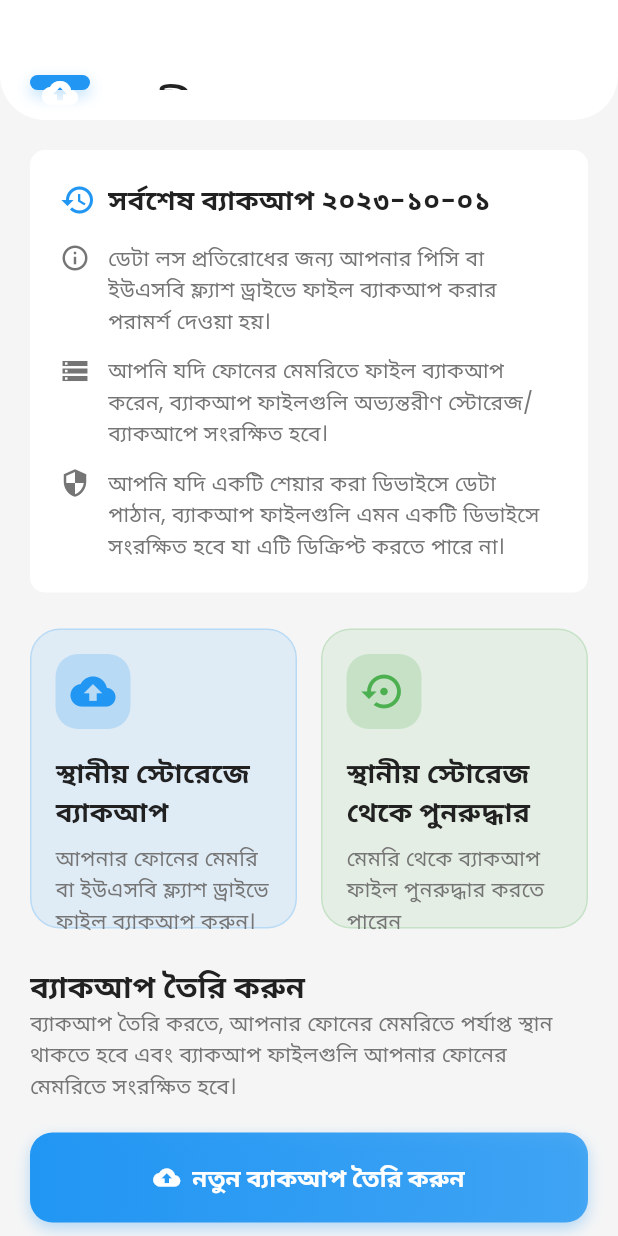
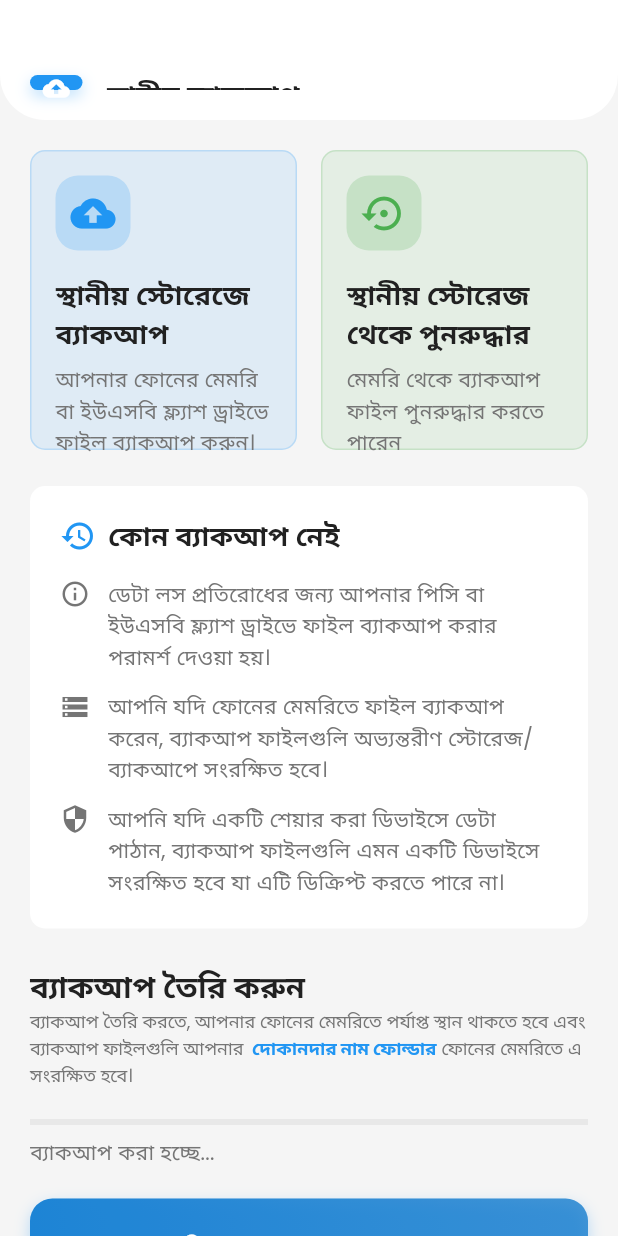
Before and after one commit to mdrakibulhaquesardar/Dokandar-Inventory-App, a Flutter app: the BackupDataView screen opened by its route, after a tap on "নতুন ব্যাকআপ তৈরি করুন", on a phone screen of 412 x 824 dp. Run offline on Flutter 3.47's test engine with Material 3 defaults, Android fonts, the light colour scheme and no system bars; our stand-ins replace fluttertoast, get, google_fonts, isar, permission_handler, persistent_bottom_nav_bar and 1 more; accounts and stored records are empty; generated files the repository leaves out were written again.

Commit message:
backup System Has been added

```diff
--- /dev/null
+++ b/lib/app/data/services/backup_service.dart
@@ -0,0 +1,218 @@
+import 'dart:convert';
+import 'dart:io';
+
+import 'package:get/get.dart';
+import 'package:isar/isar.dart';
+import 'package:path_provider/path_provider.dart';
+import 'package:permission_handler/permission_handler.dart';
+import 'package:flutter/foundation.dart' hide Category;
+
+import '../models/category.dart';
+import '../models/product.dart';
+import '../models/customer.dart';
+import '../models/sale.dart';
+import '../models/stock_history.dart';
+import '../models/user.dart';
+import '../models/store.dart';
+
+class BackupService extends GetxService {
+  late Isar isar;
+
+  Future<BackupService> init(Isar isarInstance) async {
+    isar = isarInstance;
+    return this;
+  }
+
+  //Request Storage Permission
+  Future<bool> requestStoragePermission() async {
+    if (Platform.isAndroid) {
+      // For Android 13 and above, we need to request photos and videos permission
+      if (await Permission.photos.status.isDenied) {
+        final status = await Permission.photos.request();
+        if (!status.isGranted) {
+          return false;
+        }
+      }
+
+      // For Android 10 and above, we need to request manage external storage
+      if (await Permission.manageExternalStorage.status.isDenied) {
+        final status = await Permission.manageExternalStorage.request();
+        if (!status.isGranted) {
+          return false;
+        }
+      }
+
+      // For older Android versions, request storage permission
+      if (await Permission.storage.status.isDenied) {
+        final status = await Permission.storage.request();
+        if (!status.isGranted) {
+          return false;
+        }
+      }
+    }
+    return true;
+  }
+
+  // Get or Create Custom Directory
+  Future<Directory?> getExportDirectory() async {
+    try {
+      final backupDir = Directory('/storage/emulated/0/Dokandar/Backup');
+
+      if (!await backupDir.exists()) {
+        await backupDir.create(recursive: true);
+      }
+
+      return backupDir;
+    } catch (e) {
+      print('Error creating backup directory: $e');
+      return null;
+    }
+  }
+
+  // Export JSON File to That Directory
+  Future<String> exportIsarToFile() async {
+    try {
+      final directory = await getExportDirectory();
+      final file = File('${directory?.path}/dokandar_backup.json');
+
+      // Get all data from collections
+      final products = await isar.products.where().findAll();
+      final customers = await isar.customers.where().findAll();
+      final sales = await isar.sales.where().findAll();
+      final stockHistory = await isar.stockHistorys.where().findAll();
+      final users = await isar.users.where().findAll();
+      final stores = await isar.stores.where().findAll();
+      final categories = await isar.categorys.where().findAll();
+
+      // Convert to JSON
+      final Map<String, dynamic> data = {
+        'products': products
+            .map((p) => {
+                  'id': p.id,
+                  'sku': p.sku,
+                  'name': p.name,
+                  'category': p.category,
+                  'stockQuantity': p.stockQuantity,
+                  'unitPrice': p.unitPrice,
+                  'buyingPrice': p.buyingPrice,
+                  'createdAt': p.createdAt.toIso8601String(),
+                  'updatedAt': p.updatedAt?.toIso8601String(),
+                  'isActive': p.isActive,
+                })
+            .toList(),
+        'customers': customers
+            .map((c) => {
+                  'id': c.id,
+                  'name': c.name,
+                  'phone': c.phone,
+                  'address': c.address,
+                  'createdAt': c.createdAt.toIso8601String(),
+                  'updatedAt': c.updatedAt?.toIso8601String(),
+                })
+            .toList(),
+        'sales': sales
+            .map((s) => {
+                  'id': s.id,
+                  'invoiceNumber': s.invoiceNumber,
+                  'customerId': s.customerId,
+                  'items': s.items
+                      .map((item) => {
+                            'productId': item.productId,
+                            'quantity': item.quantity,
+                            'unitPrice': item.unitPrice,
+                            'total': item.totalPrice,
+                          })
+                      .toList(),
+                  'totalAmount': s.totalAmount,
+                  'discount': s.discount,
+                  'paidAmount': s.paidAmount,
+                  'dueAmount': s.dueAmount,
+                  'saleDate': s.saleDate.toIso8601String(),
+                  'notes': s.notes,
+                  'isCompleted': s.isCompleted,
+                  'createdAt': s.createdAt?.toIso8601String(),
+                  'updatedAt': s.updatedAt?.toIso8601String(),
+                })
+            .toList(),
+        'stockHistory': stockHistory
+            .map((sh) => {
+                  'id': sh.id,
+                  'productId': sh.productId,
+                  'quantity': sh.quantity,
+                  'operation': sh.operation.index,
+                  'timestamp': sh.timestamp.toIso8601String(),
+                  'notes': sh.notes,
+                  'unitPrice': sh.unitPrice,
+                })
+            .toList(),
+        'users': users
+            .map((u) => {
+                  'id': u.id,
+                  'name': u.name,
+                  'email': u.email,
+                  'phone': u.phone,
+                  'password': u.password,
+                  'role': u.role,
+                  'createdAt': u.createdAt.toIso8601String(),
+                  'updatedAt': u.updatedAt?.toIso8601String(),
+                })
+            .toList(),
+        'stores': stores
+            .map((st) => {
+                  'id': st.id,
+                  'name': st.name,
+                  'address': st.address,
+                  'phone': st.phone,
+                  'email': st.email,
+                  'website': st.website,
+                  'logo': st.logo,
+                  'createdAt': st.createdAt.toIso8601String(),
+                  'updatedAt': st.updatedAt?.toIso8601String(),
+                })
+            .toList(),
+        'categories': categories
+            .map((cat) => {
+                  'id': cat.id,
+                  'name': cat.name,
+                  'description': cat.description,
+                  'createdAt': cat.createdAt.toIso8601String(),
+                  'updatedAt': cat.updatedAt?.toIso8601String(),
+                })
+            .toList(),
+      };
+
+      // Write to file
+      await file.writeAsString(jsonEncode(data));
+      return file.path;
+    } catch (e) {
+      debugPrint('Error exporting data: $e');
+      rethrow;
+    }
+  }
+
+  // Get backup file path
+  Future<String?> getBackupFilePath() async {
+    final exportDir = await getExportDirectory();
+    if (exportDir == null) return null;
+    return '${exportDir.path}/dokandar_backup.json';
+  }
+
+  // Check if backup exists
+  Future<bool> backupExists() async {
+    final filePath = await getBackupFilePath();
+    if (filePath == null) return false;
+    return await File(filePath).exists();
+  }
+
+  // Get last backup date
+  Future<DateTime?> getLastBackupDate() async {
+    final filePath = await getBackupFilePath();
+    if (filePath == null) return null;
+
+    final file = File(filePath);
+    if (await file.exists()) {
+      return await file.lastModified();
+    }
+    return null;
+  }
+}
--- a/lib/app/data/services/database_service.dart
+++ b/lib/app/data/services/database_service.dart
@@ -1,3 +1,6 @@
+import 'dart:convert';
+import 'dart:io';
+
 import 'package:get/get.dart';
 import 'package:isar/isar.dart';
 import 'package:path_provider/path_provider.dart';
@@ -9,16 +12,29 @@ import '../models/sale.dart';
 import '../models/stock_history.dart';
 import '../models/user.dart';
 import '../models/store.dart';
+import 'backup_service.dart';
 
 class DatabaseService extends GetxService {
   late Isar isar;
+  late BackupService backupService;
 
   Future<DatabaseService> init() async {
     final dir = await getApplicationDocumentsDirectory();
     isar = await Isar.open(
-      [ProductSchema, CustomerSchema, SaleSchema, StockHistorySchema, UserSchema, StoreSchema , CategorySchema],
+      [
+        ProductSchema,
+        CustomerSchema,
+        SaleSchema,
+        StockHistorySchema,
+        UserSchema,
+        StoreSchema,
+        CategorySchema
+      ],
       directory: dir.path,
     );
+
+    // Initialize backup service
+    backupService = await BackupService().init(isar);
     return this;
   }
 
@@ -58,16 +74,11 @@ class DatabaseService extends GetxService {
   }
 
   // get Low Stock Products
-
   Future<List<Product>> getLowStockProducts() async {
-    return await isar.products
-        .filter()
-        .stockQuantityLessThan(10)
-        .findAll();
+    return await isar.products.filter().stockQuantityLessThan(10).findAll();
   }
 
   // Get All Products
-
   Future<Product?> getProductById(int id) async {
     return await isar.products.get(id);
   }
@@ -112,9 +123,7 @@ class DatabaseService extends GetxService {
     return await isar.sales.where().findAll();
   }
 
-
   // get total sales all time
-
   Future<double> getTotalSales() async {
     final sales = await isar.sales.where().findAll();
     double total = 0;
@@ -124,9 +133,7 @@ class DatabaseService extends GetxService {
     return total;
   }
 
-
   // get sale only today
-
   Future<List<Sale>> getSalesToday() async {
     final today = DateTime.now();
     final startOfDay = DateTime(today.year, today.month, today.day);
@@ -172,7 +179,6 @@ Future<double> getTotalSalesToday() async {
   }
 
   //searchProducts
-
   Future<List<Product>> searchProducts(String query) async {
     return await isar.products
         .filter()
@@ -181,7 +187,6 @@ Future<double> getTotalSalesToday() async {
         .skuContains(query)
         .findAll();
   }
-
 
   // Stock History operations
   Future<List<StockHistory>> getStockHistory(int productId) async {
@@ -201,10 +206,10 @@ Future<double> getTotalSalesToday() async {
   Future<List<User>> getAllUsers() async {
     return await isar.users.where().findAll();
   }
+
   Future<User?> getUserById(int id) async {
     return await isar.users.get(id);
   }
-
 
   Future<void> deleteUser(int id) async {
     await isar.writeTxn(() async {
@@ -212,12 +217,11 @@ Future<double> getTotalSalesToday() async {
     });
   }
 
-
   //Category operations
-
   Future<List<Category>> getAllCategories() async {
     return await isar.categorys.where().findAll();
   }
+
   Future<Category?> getCategoryById(int id) async {
     return await isar.categorys.get(id);
   }
@@ -233,12 +237,4 @@ Future<double> getTotalSalesToday() async {
       await isar.categorys.delete(id);
     });
   }
-
-
-
-
-
-
-
-
 }
--- a/lib/app/modules/data_management/controllers/data_management_controller.dart
+++ b/lib/app/modules/data_management/controllers/data_management_controller.dart
@@ -1,60 +1,76 @@
-
-
+import 'package:dokandar_app_inventory/app/data/services/backup_service.dart';
 import 'package:dokandar_app_inventory/app/data/services/database_service.dart';
 import 'package:get/get.dart';
 
-
 class DataManagementController extends GetxController {
-  //TODO: Implement DataManagementController
-
-  DatabaseService databaseService = Get.find<DatabaseService>();
-
+  final DatabaseService databaseService = Get.find<DatabaseService>();
+  late final BackupService backupService;
 
   final backupProgress = 0.0.obs;
-  //backupStatus
   final backupStatus = ''.obs;
-
-  void startBackup() {
-    // Simulate a backup process
-    backupProgress.value = 0.0;
-    backupStatus.value = 'Backing up...';
-
-    // Simulate progress
-    for (int i = 1; i <= 100; i++) {
-      Future.delayed(Duration(milliseconds: i * 50), () {
-        backupProgress.value = i / 100;
-        if (i == 100) {
-          backupStatus.value = 'Backup completed!';
-        }
-      });
-    }
-  }
-
-
-
-
-
-
-
-
-
-
-
+  final isBackingUp = false.obs;
+  final lastBackupDate = ''.obs;
+  final isInitialized = false.obs;
 
   @override
   void onInit() {
     super.onInit();
+    _initializeServices();
   }
 
-  @override
-  void onReady() {
-    super.onReady();
+  Future<void> _initializeServices() async {
+    try {
+      backupService = await BackupService().init(databaseService.isar);
+      isInitialized.value = true;
+      await _loadLastBackupDate();
+      await backupService.requestStoragePermission();
+    } catch (e) {
+      print('Error initializing services: $e');
+      backupStatus.value = 'সেবা শুরু করতে ব্যর্থ: $e';
+    }
+  }
+
+  Future<void> _loadLastBackupDate() async {
+    try {
+      final lastBackup = await backupService.getLastBackupDate();
+      if (lastBackup != null) {
+        lastBackupDate.value =
+            '${lastBackup.year}-${lastBackup.month.toString().padLeft(2, '0')}-${lastBackup.day.toString().padLeft(2, '0')}';
+      } else {
+        lastBackupDate.value = '';
+      }
+    } catch (e) {
+      print('Error loading last backup date: $e');
+      lastBackupDate.value = '';
+    }
+  }
+
+  Future<void> startBackup() async {
+    if (isBackingUp.value || !isInitialized.value) return;
+
+    try {
+      isBackingUp.value = true;
+      backupProgress.value = 0.0;
+      backupStatus.value = 'ব্যাকআপ করা হচ্ছে...';
+
+      // Start actual backup
+      await backupService.exportIsarToFile();
+
+      // Update progress
+      backupProgress.value = 1.0;
+      backupStatus.value = 'ব্যাকআপ সফল হয়েছে!';
+
+      // Update last backup date
+      await _loadLastBackupDate();
+    } catch (e) {
+      backupStatus.value = 'ব্যাকআপ ব্যর্থ হয়েছে: $e';
+    } finally {
+      isBackingUp.value = false;
+    }
   }
 
   @override
   void onClose() {
     super.onClose();
   }
-
-
 }
--- a/lib/app/modules/data_management/views/backup_data_view.dart
+++ b/lib/app/modules/data_management/views/backup_data_view.dart
@@ -27,8 +27,8 @@ class BackupDataView extends GetView<DataManagementController> {
           child: Row(
             children: [
               Container(
-                width: 40,
-                height: 40,
+                width: 35,
+                height: 35,
                 decoration: BoxDecoration(
                   color: themeConfig.getPrimaryColor(isDarkMode),
                   borderRadius: BorderRadius.circular(12),
@@ -45,14 +45,14 @@ class BackupDataView extends GetView<DataManagementController> {
                 child: const Icon(
                   Icons.backup,
                   color: Colors.white,
-                  size: 24,
+                  size: 18,
                 ),
               ),
               const SizedBox(width: 16),
               Text(
                 'স্থানীয় ব্যাকআপ',
                 style: GoogleFonts.poppins(
-                  fontSize: 26,
+                  fontSize: 18,
                   fontWeight: FontWeight.w600,
                   color: themeConfig.getTextPrimaryColor(isDarkMode),
                 ),
@@ -67,59 +67,6 @@ class BackupDataView extends GetView<DataManagementController> {
           child: Column(
             crossAxisAlignment: CrossAxisAlignment.start,
             children: [
-              Container(
-                padding: const EdgeInsets.all(20),
-                decoration: BoxDecoration(
-                  color: themeConfig.getSurfaceColor(isDarkMode),
-                  borderRadius: BorderRadius.circular(10),
-                ),
-                child: Column(
-                  crossAxisAlignment: CrossAxisAlignment.start,
-                  children: [
-                    Row(
-                      children: [
-                        Icon(
-                          Icons.history,
-                          color: themeConfig.getPrimaryColor(isDarkMode),
-                          size: 24,
-                        ),
-                        const SizedBox(width: 8),
-                        Text(
-                          'সর্বশেষ ব্যাকআপ ২০২৩-১০-০১',
-                          style: GoogleFonts.poppins(
-                            fontSize: 18,
-                            fontWeight: FontWeight.w600,
-                            color: themeConfig.getTextPrimaryColor(isDarkMode),
-                          ),
-                        ),
-                      ],
-                    ),
-                    const SizedBox(height: 16),
-                    _buildInfoRow(
-                      Icons.info_outline,
-                      'ডেটা লস প্রতিরোধের জন্য আপনার পিসি বা ইউএসবি ফ্ল্যাশ ড্রাইভে ফাইল ব্যাকআপ করার পরামর্শ দেওয়া হয়।',
-                      themeConfig,
-                      isDarkMode,
-                    ),
-                    const SizedBox(height: 12),
-                    _buildInfoRow(
-                      Icons.storage,
-                      'আপনি যদি ফোনের মেমরিতে ফাইল ব্যাকআপ করেন, ব্যাকআপ ফাইলগুলি অভ্যন্তরীণ স্টোরেজ/ব্যাকআপে সংরক্ষিত হবে।',
-                      themeConfig,
-                      isDarkMode,
-                    ),
-                    const SizedBox(height: 12),
-                    _buildInfoRow(
-                      Icons.security,
-                      'আপনি যদি একটি শেয়ার করা ডিভাইসে ডেটা পাঠান, ব্যাকআপ ফাইলগুলি এমন একটি ডিভাইসে সংরক্ষিত হবে যা এটি ডিক্রিপ্ট করতে পারে না।',
-                      themeConfig,
-                      isDarkMode,
-                    ),
-                  ],
-                ),
-              ),
-
-              const SizedBox(height: 24),
               Row(
                 children: [
                   Expanded(
@@ -148,6 +95,61 @@ class BackupDataView extends GetView<DataManagementController> {
                 ],
               ),
               const SizedBox(height: 24),
+              Obx(() => Container(
+                padding: const EdgeInsets.all(20),
+                decoration: BoxDecoration(
+                  color: themeConfig.getSurfaceColor(isDarkMode),
+                  borderRadius: BorderRadius.circular(10),
+                ),
+                child: Column(
+                  crossAxisAlignment: CrossAxisAlignment.start,
+                  children: [
+                    Row(
+                      children: [
+                        Icon(
+                          Icons.history,
+                          color: themeConfig.getPrimaryColor(isDarkMode),
+                          size: 24,
+                        ),
+                        const SizedBox(width: 8),
+                        Text(
+                          controller.lastBackupDate.value.isNotEmpty
+                              ? 'সর্বশেষ ব্যাকআপ ${controller.lastBackupDate.value}'
+                              : 'কোন ব্যাকআপ নেই',
+                          style: GoogleFonts.poppins(
+                            fontSize: 18,
+                            fontWeight: FontWeight.w600,
+                            color:
+                            themeConfig.getTextPrimaryColor(isDarkMode),
+                          ),
+                        ),
+                      ],
+                    ),
+                    const SizedBox(height: 16),
+                    _buildInfoRow(
+                      Icons.info_outline,
+                      'ডেটা লস প্রতিরোধের জন্য আপনার পিসি বা ইউএসবি ফ্ল্যাশ ড্রাইভে ফাইল ব্যাকআপ করার পরামর্শ দেওয়া হয়।',
+                      themeConfig,
+                      isDarkMode,
+                    ),
+                    const SizedBox(height: 12),
+                    _buildInfoRow(
+                      Icons.storage,
+                      'আপনি যদি ফোনের মেমরিতে ফাইল ব্যাকআপ করেন, ব্যাকআপ ফাইলগুলি অভ্যন্তরীণ স্টোরেজ/ব্যাকআপে সংরক্ষিত হবে।',
+                      themeConfig,
+                      isDarkMode,
+                    ),
+                    const SizedBox(height: 12),
+                    _buildInfoRow(
+                      Icons.security,
+                      'আপনি যদি একটি শেয়ার করা ডিভাইসে ডেটা পাঠান, ব্যাকআপ ফাইলগুলি এমন একটি ডিভাইসে সংরক্ষিত হবে যা এটি ডিক্রিপ্ট করতে পারে না।',
+                      themeConfig,
+                      isDarkMode,
+                    ),
+                  ],
+                ),
+              )),
+              const SizedBox(height: 24),
               Text(
                 'ব্যাকআপ তৈরি করুন',
                 style: GoogleFonts.poppins(
@@ -156,14 +158,65 @@ class BackupDataView extends GetView<DataManagementController> {
                   color: themeConfig.getTextPrimaryColor(isDarkMode),
                 ),
               ),
-
-              Text(
-                'ব্যাকআপ তৈরি করতে, আপনার ফোনের মেমরিতে পর্যাপ্ত স্থান থাকতে হবে এবং ব্যাকআপ ফাইলগুলি আপনার ফোনের মেমরিতে সংরক্ষিত হবে।',
+              RichText(
+                text: TextSpan(
+                  text: 'ব্যাকআপ তৈরি করতে, আপনার ফোনের মেমরিতে পর্যাপ্ত স্থান থাকতে হবে এবং ব্যাকআপ ফাইলগুলি আপনার ',
                   style: GoogleFonts.poppins(
-                  fontSize: 14,
+                    fontSize: 12,
+                    color: themeConfig.getTextSecondaryColor(isDarkMode),
+                  ),
+                  children: [
+                    TextSpan(
+                      text: ' দোকানদার নাম ফোল্ডার',
+                      style: GoogleFonts.poppins(
+                        fontSize: 12,
+                        fontWeight: FontWeight.bold,
+                        color: themeConfig.getPrimaryColor(isDarkMode),
+                      ),
+                    ),
+                    TextSpan(
+                      text:
+                          ' ফোনের মেমরিতে এ সংরক্ষিত হবে।',
+                      style: GoogleFonts.poppins(
+                        fontSize: 12,
                         color: themeConfig.getTextSecondaryColor(isDarkMode),
                       ),
                     ),
+                  ],
+                ),
+              ),
+              const SizedBox(height: 20),
+              Obx(() => Column(
+                crossAxisAlignment: CrossAxisAlignment.start,
+                children: [
+                  if (controller.isBackingUp.value)
+                    LinearProgressIndicator(
+                      value: controller.backupProgress.value,
+                      backgroundColor: themeConfig
+                          .getTextSecondaryColor(isDarkMode)
+                          .withOpacity(0.1),
+                      valueColor: AlwaysStoppedAnimation<Color>(
+                        themeConfig.getPrimaryColor(isDarkMode),
+                      ),
+                    ),
+                  if (controller.backupStatus.value.isNotEmpty) ...[
+                    const SizedBox(height: 8),
+                    Text(
+                      controller.backupStatus.value,
+                      style: GoogleFonts.poppins(
+                        fontSize: 14,
+                        color: controller.backupStatus.value.contains('সফল')
+                            ? Colors.green
+                            : controller.backupStatus.value
+                            .contains('ব্যর্থ')
+                            ? Colors.red
+                            : themeConfig
+                            .getTextSecondaryColor(isDarkMode),
+                      ),
+                    ),
+                  ],
+                ],
+              )),
               const SizedBox(height: 20),
               Container(
                 width: double.infinity,
@@ -188,13 +241,15 @@ class BackupDataView extends GetView<DataManagementController> {
                     ),
                   ],
                 ),
-                child: ElevatedButton.icon(
-                  onPressed: () {
-                    // Handle backup creation
-                  },
+                child: Obx(() => ElevatedButton.icon(
+                      onPressed: controller.isBackingUp.value
+                          ? null
+                          : () => controller.startBackup(),
                       icon: const Icon(Icons.backup, color: Colors.white),
                       label: Text(
-                    'নতুন ব্যাকআপ তৈরি করুন',
+                        controller.isBackingUp.value
+                            ? 'ব্যাকআপ করা হচ্ছে...'
+                            : 'নতুন ব্যাকআপ তৈরি করুন',
                         style: GoogleFonts.poppins(
                           fontSize: 16,
                           fontWeight: FontWeight.w600,
@@ -209,9 +264,8 @@ class BackupDataView extends GetView<DataManagementController> {
                           borderRadius: BorderRadius.circular(15),
                         ),
                       ),
+                    )),
               ),
-              ),
-
             ],
           ),
         ),
@@ -232,7 +286,7 @@ class BackupDataView extends GetView<DataManagementController> {
       height: 200,
       decoration: BoxDecoration(
         color: color.withOpacity(0.1),
-        borderRadius: BorderRadius.circular(20),
+        borderRadius: BorderRadius.circular(10),
         border: Border.all(
           color: color.withOpacity(0.2),
         ),
--- a/pubspec.yaml
+++ b/pubspec.yaml
@@ -45,6 +45,7 @@ dependencies:
   percent_indicator: ^4.2.5
   persistent_bottom_nav_bar: ^6.2.1
   fluttertoast: ^8.2.12
+  permission_handler: ^12.0.0+1
 
 dev_dependencies:
   flutter_test:
```
Also changed, not shown: pubspec.lock, 1 other file. Lines whose indentation alone changed are shown as unchanged.
